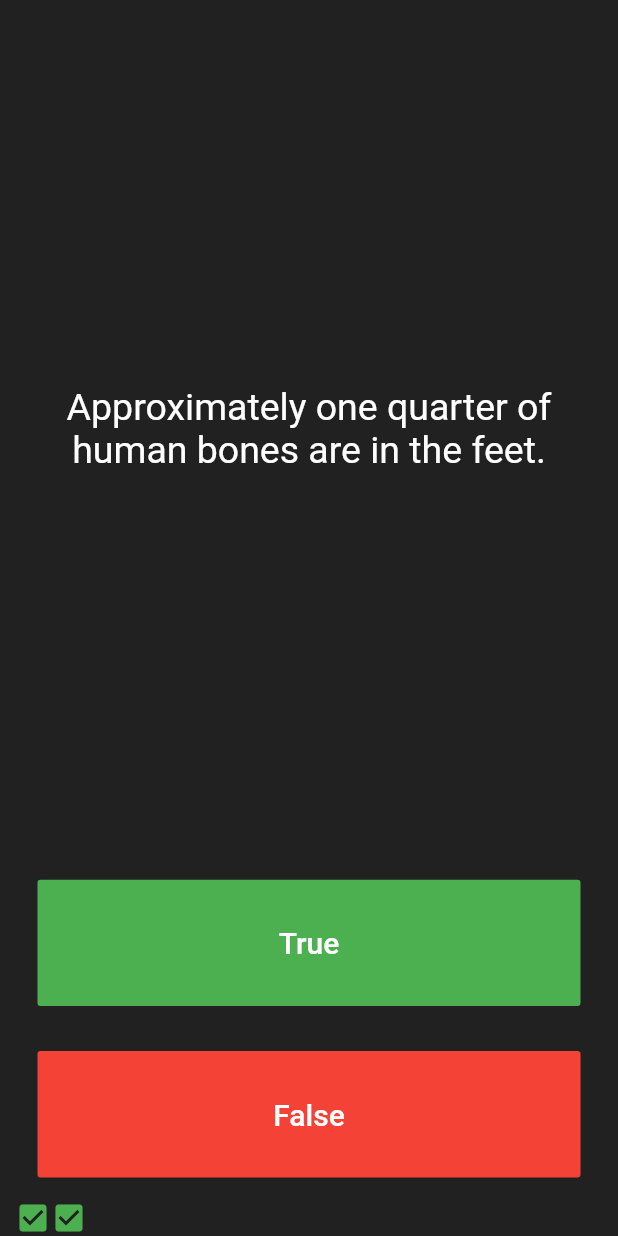
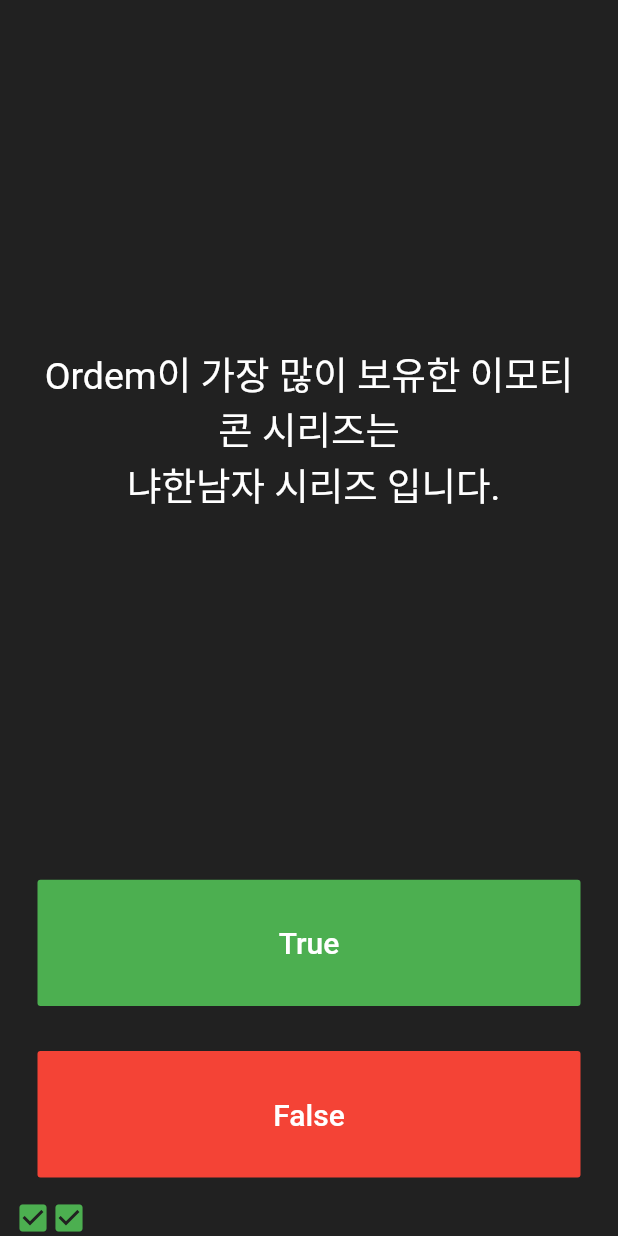
Before and after one commit to ordem-yoo/udemy_Flutter_Angela_Yu, a Flutter app: the screen it shows after launch, after a tap on "True", after a tap on "False", on a phone screen of 412 x 824 dp. Run offline on Flutter 3.47's test engine with Material 2 defaults, Android fonts, the phone set to English and light mode, and no system bars; our stand-ins replace audioplayers, flutter_spinkit, font_awesome_flutter, geolocator, rflutter_alert.

Commit message:
Update questionBank

```diff
--- a/quizzler/lib/quizbrain.dart
+++ b/quizzler/lib/quizbrain.dart
@@ -5,31 +5,21 @@ class QuizBrain {
   // 변수명 앞에 _를 사용해서 다른 곳에서 접근하지 못하도록 할 수 있다.
 
   List<Question> _questionBank = [
-    Question('Some cats are actually allergic to humans', true),
-    Question('You can lead a cow down stairs but not up stairs.', false),
-    Question('Approximately one quarter of human bones are in the feet.', true),
-    Question('A slug\'s blood is green.', true),
-    Question('Buzz Aldrin\'s mother\'s maiden name was \"Moon\".', true),
-    Question('It is illegal to pee in the Ocean in Portugal.', true),
-    Question(
-        'No piece of square dry paper can be folded in half more than 7 times.',
-        false),
-    Question(
-        'In London, UK, if you happen to die in the House of Parliament, you are technically entitled to a state funeral, because the building is considered too sacred a place.',
-        true),
-    Question(
-        'The loudest sound produced by any animal is 188 decibels. That animal is the African Elephant.',
-        false),
-    Question(
-        'The total surface area of two human lungs is approximately 70 square metres.',
-        true),
-    Question('Google was originally called \"Backrub\".', true),
-    Question(
-        'Chocolate affects a dog\'s heart and nervous system; a few ounces are enough to kill a small dog.',
-        true),
-    Question(
-        'In West Virginia, USA, if you accidentally hit an animal with your car, you are free to take it home to eat.',
-        true),
+    Question('Ordem은 ISTJ입니다.', true),
+    Question('Ordem의 장래희망은 웹 개발자입니다.', false),
+    Question('Ordem이 가장 많이 보유한 이모티콘 시리즈는 \n 냐한남자 시리즈 입니다.', false),
+    Question('Ordem은 축구를 좋아합니다.', true),
+    Question('Ordem이 제일 좋아하는 노래는\n 마마무의 데칼코마니입니다.', false),
+    Question('Ordem은 수박을 싫어합니다.', false),
+    Question('Ordem은 카폐에서 아메리카노만 먹습니다.', false),
+    Question('Ordem은 공포영화를 싫어 합니다.', false),
+    Question('Ordem은 발사이즈가 260입니다.', false),
+    Question('Ordem은 대학교에서 2개의 동아리 활동을 했습니다.', false),
+    Question('Ordem의 출생지는 김포입니다.', false),
+    Question('Ordem은 게임 대회에서 우승한 적이 있습니다.', false),
+    Question('Ordem은 TV에 나온적이 있습니다.', true),
+    Question('Ordem은 차남입니다.', false),
+    Question('Ordem이 배운 경험이 있는 악기는 피아노입니다.', true)
   ];
 
   // 접근이 제한된 변수를 사용하기 위해 함수로 만들어서 사용했다.
```
